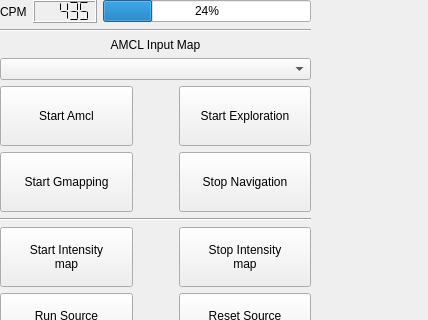
Qt form src/dashboard_panel.ui (mikewrock/reg_loc) before a commit; both pictures show x 0 to 428 and y 0 to 320 of the 428 by 910 pixel window.
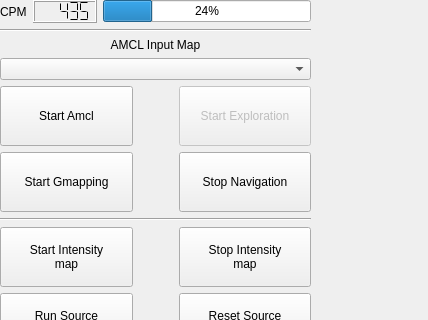
The same form after that commit.

Commit message: Added exploration button Implemented Estop button

```diff
--- a/src/dashboard_panel.ui
+++ b/src/dashboard_panel.ui
@@ -186,6 +186,9 @@
       </item>
       <item row="1" column="3">
        <widget class="QPushButton" name="frontier_start_button">
+        <property name="enabled">
+         <bool>false</bool>
+        </property>
         <property name="sizePolicy">
          <sizepolicy hsizetype="MinimumExpanding" vsizetype="Fixed">
           <horstretch>0</horstretch>
```
The commit also changes 4 other files.
